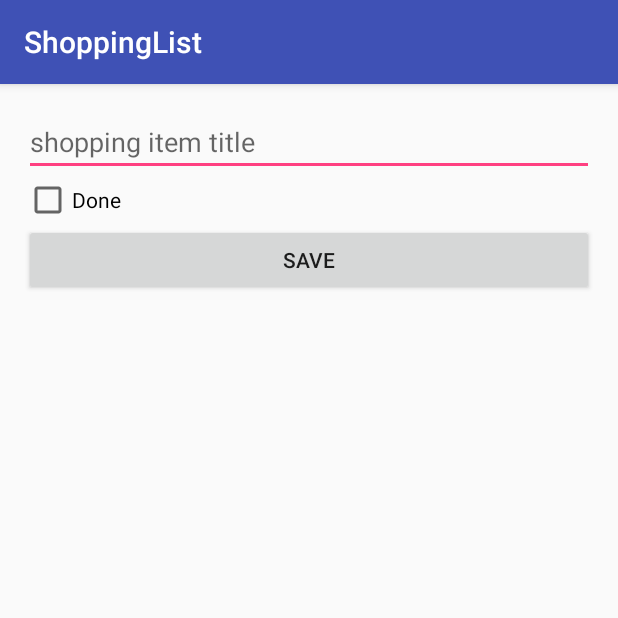
After one commit to DoubleStark/ShoppingList, an Android app: the EditItemActivity screen opened directly, with no data from a screen before it, on a phone screen of 412 x 824 dp, the top half of it. The commit adds this screen. Run offline under Robolectric (Android 15) with nearby library versions, the phone set to English and light mode, and no system bars; libraries missing offline, so code that uses them is left out: io.realm.

Commit message:
Edit Activity added (click to edit)

```diff
--- a/ShoppingList/app/src/main/AndroidManifest.xml
+++ b/ShoppingList/app/src/main/AndroidManifest.xml
@@ -20,6 +20,10 @@
                 <category android:name="android.intent.category.LAUNCHER" />
             </intent-filter>
         </activity>
+        <activity
+            android:name=".EditItemActivity">
+
+        </activity>
     </application>
 
 </manifest>
--- /dev/null
+++ b/ShoppingList/app/src/main/java/hu/bme/aut/shoppinglist/EditItemActivity.java
@@ -0,0 +1,77 @@
+package hu.bme.aut.shoppinglist;
+
+import android.content.Intent;
+import android.os.Bundle;
+import android.support.v7.app.AppCompatActivity;
+import android.view.View;
+import android.widget.Button;
+import android.widget.CheckBox;
+import android.widget.EditText;
+
+import hu.bme.aut.shoppinglist.data.ShoppingItem;
+import io.realm.Realm;
+
+public class EditItemActivity extends AppCompatActivity
+{
+    public static final String KEY_SHOPPINGITEM = "KEY_SHOPPINGITEM";
+    private EditText etShoppingItemText;
+    private CheckBox cbShoppingItemStatus;
+    private ShoppingItem shoppingItemToEdit = null;
+
+    @Override
+    protected void onCreate(Bundle savedInstanceState)
+    {
+        super.onCreate(savedInstanceState);
+        setContentView(R.layout.activity_edit_shoppingitem);
+
+        if (getIntent().hasExtra(MainActivity.KEY_SHOPPINGITEM_ID))
+        {
+            String todoID = getIntent().getStringExtra(MainActivity.KEY_SHOPPINGITEM_ID);
+            shoppingItemToEdit = getRealm().where(ShoppingItem.class)
+                    .equalTo("itemID", todoID)
+                    .findFirst();
+        }
+
+        etShoppingItemText = (EditText) findViewById(R.id.etShoppingItemText);
+        cbShoppingItemStatus = (CheckBox) findViewById(R.id.cbShoppingItemStatus);
+
+        Button btnSave = (Button) findViewById(R.id.btnSave);
+        btnSave.setOnClickListener(new View.OnClickListener()
+        {
+            @Override
+            public void onClick(View view) {
+                saveShoppingItem();
+            }
+        });
+
+        if (shoppingItemToEdit != null)
+        {
+            etShoppingItemText.setText(shoppingItemToEdit.getName());
+            cbShoppingItemStatus.setChecked(shoppingItemToEdit.getStatus());
+        }
+    }
+
+    public Realm getRealm()
+    {
+        return ((MainApplication)getApplication()).getRealmItem();
+    }
+
+    private void saveShoppingItem()
+    {
+        if ("".equals(etShoppingItemText.getText().toString()))
+        {
+            etShoppingItemText.setError("can not be empty");
+        } else {
+            Intent intentResult = new Intent();
+
+            getRealm().beginTransaction();
+            shoppingItemToEdit.setName(etShoppingItemText.getText().toString());
+            shoppingItemToEdit.setStatus(cbShoppingItemStatus.isChecked());
+            getRealm().commitTransaction();
+
+            intentResult.putExtra(KEY_SHOPPINGITEM, shoppingItemToEdit.getItemID());
+            setResult(RESULT_OK, intentResult);
+            finish();
+        }
+    }
+}
--- /dev/null
+++ b/ShoppingList/app/src/main/res/layout/activity_edit_shoppingitem.xml
@@ -0,0 +1,31 @@
+<?xml version="1.0" encoding="utf-8"?>
+<LinearLayout xmlns:android="http://schemas.android.com/apk/res/android"
+              xmlns:tools="http://schemas.android.com/tools"
+              android:layout_width="match_parent"
+              android:layout_height="wrap_content"
+              android:orientation="vertical"
+              android:paddingBottom="@dimen/activity_vertical_margin"
+              android:paddingLeft="@dimen/activity_horizontal_margin"
+              android:paddingRight="@dimen/activity_horizontal_margin"
+              android:paddingTop="@dimen/activity_vertical_margin">
+
+    <EditText
+        android:id="@+id/etShoppingItemText"
+        android:layout_width="match_parent"
+        android:layout_height="wrap_content"
+        android:hint="shopping item title" />
+
+    <CheckBox
+        android:id="@+id/cbShoppingItemStatus"
+        android:layout_width="match_parent"
+        android:layout_height="wrap_content"
+        android:text="Done" />
+
+
+    <Button
+        android:id="@+id/btnSave"
+        android:layout_width="match_parent"
+        android:layout_height="wrap_content"
+        android:text="Save" />
+
+</LinearLayout>
--- a/ShoppingList/app/src/main/res/values/dimens.xml
+++ b/ShoppingList/app/src/main/res/values/dimens.xml
@@ -1,3 +1,8 @@
 <resources>
+    <dimen name="app_bar_height">180dp</dimen>
     <dimen name="fab_margin">16dp</dimen>
+    <dimen name="text_margin">16dp</dimen>
+    <!-- Default screen margins, per the Android Design guidelines. -->
+    <dimen name="activity_horizontal_margin">16dp</dimen>
+    <dimen name="activity_vertical_margin">16dp</dimen>
 </resources>
```
Also changed, not shown: ShoppingList/app/src/main/java/hu/bme/aut/shoppinglist/MainActivity.java (+44 -5 lines), ShoppingList/app/src/main/java/hu/bme/aut/shoppinglist/adapter/ShoppingListRecycleAdapter.java (+25 -1 lines), ShoppingList/app/src/main/java/hu/bme/aut/shoppinglist/data/ShoppingItem.java (+10 -0 lines).
